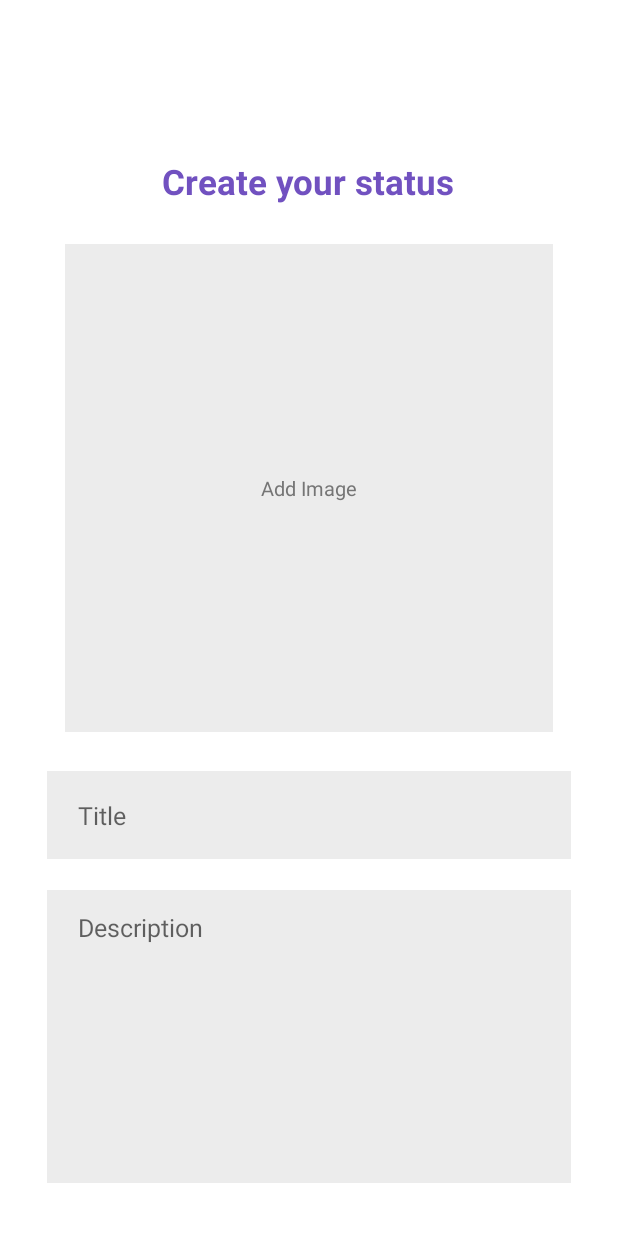
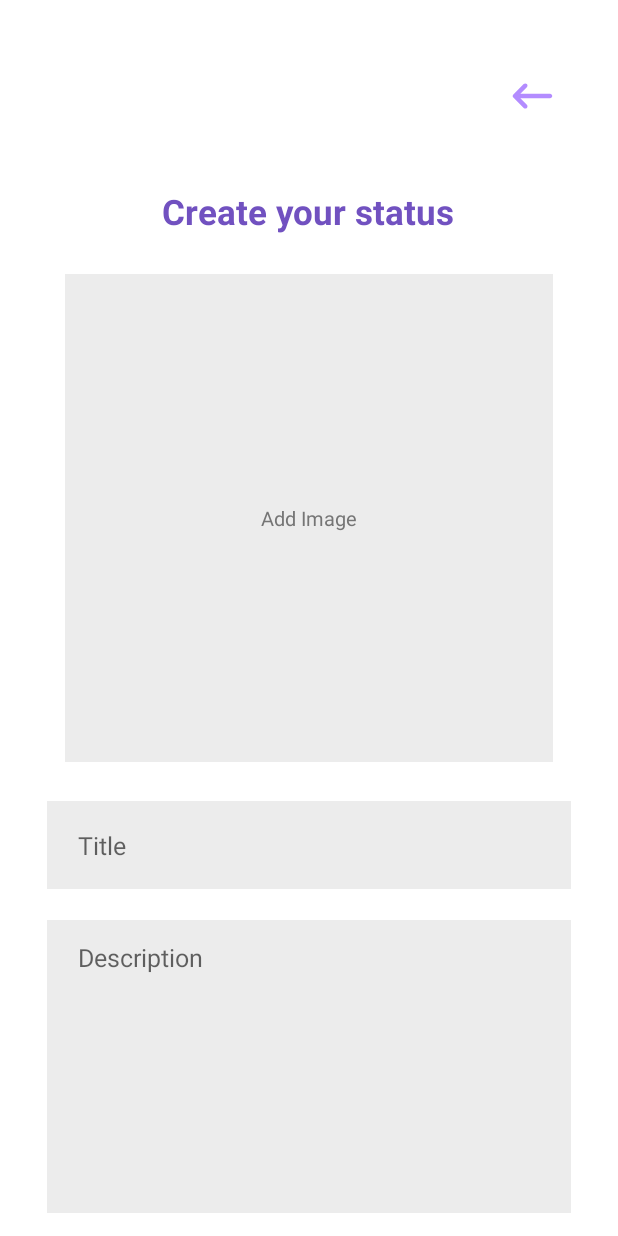
Before and after one commit to BaoPham26111998/Android_Application, an Android app: the MainActivity screen opened directly, with no data from a screen before it, after a tap on "ChattingApp", on a phone screen of 412 x 824 dp. Run offline under Robolectric (Android 15) with nearby library versions, the phone set to English and light mode, and no system bars; our stand-ins replace Firebase (no records; nobody signed in at launch, a user with empty details on screens opened directly), navigation-ui, sdp/ssp sizes; libraries missing offline, so code that uses them is left out: com.mikhaellopez.circularimageview; plain views replace RoundedImageView; pictures from the network do not load; 7 statements that could not run were skipped.

Commit message:
update post a post

```diff
--- a/app/src/main/java/com/example/android_application/adapters/PostAdapter.java
+++ b/app/src/main/java/com/example/android_application/adapters/PostAdapter.java
@@ -1,71 +1,55 @@
 package com.example.android_application.adapters;
 
 import android.view.LayoutInflater;
-import android.view.View;
 import android.view.ViewGroup;
-import android.widget.ImageView;
-import android.widget.TextView;
-
 
 import androidx.annotation.NonNull;
 import androidx.recyclerview.widget.RecyclerView;
 
-import com.example.android_application.R;
+import com.example.android_application.databinding.PostItemBinding;
 import com.example.android_application.models.Post;
-import com.example.android_application.models.Story;
-import com.mikhaellopez.circularimageview.CircularImageView;
+
+import java.util.List;
 
 
-public class PostAdapter extends RecyclerView.Adapter<PostAdapter.ViewHolder> {
-
-    private Post[] listData;
-
-    public PostAdapter(Post[] listData){
-        this.listData = listData;
+public class PostAdapter extends RecyclerView.Adapter<PostAdapter.PostViewHolder> {
+    private final List<Post> postList;
+    public PostAdapter(List<Post> postList) {
+        this.postList = postList;
     }
 
     @NonNull
     @Override
-    public ViewHolder onCreateViewHolder(@NonNull ViewGroup parent, int viewType) {
-
-        LayoutInflater layoutInflater = LayoutInflater.from(parent.getContext());
-        View listItem = layoutInflater.inflate(R.layout.post_item, parent, false);
-        ViewHolder viewHolder = new ViewHolder(listItem);
-        return  viewHolder;
+    public PostViewHolder onCreateViewHolder(@NonNull ViewGroup parent, int viewType) {
+        PostItemBinding postItemBinding = PostItemBinding.inflate(
+                LayoutInflater.from(parent.getContext())
+        );
+        return new PostViewHolder(postItemBinding);
     }
 
     @Override
-    public void onBindViewHolder(@NonNull ViewHolder holder, int position) {
-
-        final Post storyModel = listData[position];
-        holder.name.setText(storyModel.name);
-        holder.imageView.setImageResource(storyModel.image);
-        holder.date.setText(storyModel.date);
-        holder.postImage.setImageResource(storyModel.postImg);
-        holder.description.setText(storyModel.description);
-
+    public void onBindViewHolder(@NonNull PostAdapter.PostViewHolder holder, int position) {
+        holder.SetPostData(postList.get(position));
     }
 
     @Override
     public int getItemCount() {
-        return listData.length;
+        return postList.size();
     }
 
-    public static class ViewHolder extends RecyclerView.ViewHolder{
-
-        TextView name, description, date;
-        ImageView postImage;
-        CircularImageView imageView;
-
-        public ViewHolder(@NonNull View itemView) {
-            super(itemView);
-
-            this.imageView = itemView.findViewById(R.id.profile_image);
-            this.name = itemView.findViewById(R.id.profile_name);
-            this.date = itemView.findViewById(R.id.profile_date);
-            this.description = itemView.findViewById(R.id.post_description);
-            this.postImage = itemView.findViewById(R.id.post_image);
-
+    class PostViewHolder extends RecyclerView.ViewHolder{
+        PostItemBinding binding;
+        PostViewHolder(PostItemBinding postItemBinding){
+            super(postItemBinding.getRoot());
+            binding = postItemBinding;
+        }
+        void SetPostData(Post post){
+            binding.postImage.setImageURI(post.postImg);
+            binding.profileImage.setImageBitmap(post.imageProfile);
+            binding.postTitle.setText(post.title);
+            binding.postDescription.setText(post.description);
+            binding.profileName.setText(post.name);
+            binding.profileDate.setText(post.date);
         }
     }
 }
--- a/app/src/main/java/com/example/android_application/fragments/home.java
+++ b/app/src/main/java/com/example/android_application/fragments/home.java
@@ -1,18 +1,15 @@
 package com.example.android_application.fragments;
 
+import android.graphics.Bitmap;
+import android.graphics.BitmapFactory;
 import android.os.Bundle;
-import android.util.Log;
+import android.util.Base64;
 import android.view.LayoutInflater;
 import android.view.View;
 import android.view.ViewGroup;
-import android.widget.Button;
-import android.widget.LinearLayout;
-import android.widget.TextView;
 
-import androidx.annotation.Nullable;
 import androidx.annotation.NonNull;
 import androidx.fragment.app.Fragment;
-import androidx.lifecycle.Observer;
 import androidx.recyclerview.widget.LinearLayoutManager;
 import androidx.recyclerview.widget.RecyclerView;
 
@@ -21,16 +18,25 @@ import com.example.android_application.adapters.PostAdapter;
 import com.example.android_application.adapters.StoryAdapter;
 import com.example.android_application.models.Post;
 import com.example.android_application.models.Story;
+import com.example.android_application.ultilities.Constants;
+import com.example.android_application.ultilities.PreferenceManager;
+import com.google.firebase.firestore.FirebaseFirestore;
+import com.google.firebase.firestore.QueryDocumentSnapshot;
+import com.google.firebase.storage.FirebaseStorage;
+
+import java.util.ArrayList;
+import java.util.List;
 
 
 public class home extends Fragment{
 
     RecyclerView storyRecycl, postRecycler;
+    PreferenceManager preferenceManager;
 
     public View onCreateView(@NonNull LayoutInflater inflater,
                              ViewGroup container, Bundle savedInstanceState) {
-
         View root = inflater.inflate(R.layout.fragment_home, container, false);
+        preferenceManager = new PreferenceManager(getContext());
 
         storyRecycl = root.findViewById(R.id.story_recycler);
 
@@ -46,7 +52,9 @@ public class home extends Fragment{
                 new Story(R.drawable.hamster, "Testing"),
         };
 
-        LinearLayoutManager layoutManager = new LinearLayoutManager(getActivity(), LinearLayoutManager.HORIZONTAL, false);
+        LinearLayoutManager layoutManager = new LinearLayoutManager(getActivity(),
+                                                    LinearLayoutManager.HORIZONTAL,
+                                                                    false);
         storyRecycl.setLayoutManager(layoutManager);
 
         StoryAdapter storyAdapter = new StoryAdapter(Storys);
@@ -55,22 +63,35 @@ public class home extends Fragment{
 
         //============================ Post area
 
-        postRecycler = root.findViewById(R.id.post_recycler);
-        postRecycler.setLayoutManager(new LinearLayoutManager(getActivity()));
-        postRecycler.setHasFixedSize(true);
 
-        Post[] Posts = new Post[]{
-                new Post("Khaliq", R.drawable.dog,R.drawable.dog,"10-12-2021","A Quick brown fox jumps"),
-                new Post("Izrail", R.drawable.cat,R.drawable.cat,"10-12-2021","a lazy dog"),
-                new Post("KDtechs", R.drawable.hamster,R.drawable.hamster,"10-12-2021","A Quick brown fox jumps"),
-                new Post("Khaliq", R.drawable.dog,R.drawable.dog,"10-12-2021","A Quick brown fox jumps"),
-                new Post("Izrail", R.drawable.cat,R.drawable.cat,"10-12-2021","a lazy dog"),
-                new Post("KDtechs", R.drawable.hamster,R.drawable.hamster,"10-12-2021","A Quick brown fox jumps"),
-        };
+        FirebaseFirestore database = FirebaseFirestore.getInstance();
+        FirebaseStorage storage = FirebaseStorage.getInstance();
 
-        PostAdapter adapter = new PostAdapter(Posts);
-        postRecycler.setAdapter(adapter);
+        database.collection(Constants.COLLECTION_POST)
+                .get()
+                .addOnCompleteListener(task ->{
 
+                    if (task.isSuccessful() && task.getResult() != null){
+                        postRecycler = root.findViewById(R.id.post_recycler);
+                        postRecycler.setLayoutManager(new LinearLayoutManager(getActivity()));
+                        postRecycler.setHasFixedSize(true);
+                        List<Post> posts = new ArrayList<>();
+                        for (QueryDocumentSnapshot queryDocumentSnapshot : task.getResult()) {
+                            byte[] bytes = Base64.decode(queryDocumentSnapshot.getString(Constants.IMAGE), Base64.DEFAULT);
+                            Bitmap bitmap = BitmapFactory.decodeByteArray(bytes, 0, bytes.length);
+                                Post post = new Post();
+                                post.date = queryDocumentSnapshot.getDate(Constants.TIMESTAMP).toString();
+                                post.name = queryDocumentSnapshot.getString(Constants.NAME);
+                                post.imageProfile = bitmap;
+                                post.title = queryDocumentSnapshot.getString(Constants.POST_TITLE);
+                                post.description = queryDocumentSnapshot.getString(Constants.POST_DESCRIPTION);
+                                posts.add(post);
+                            }
+
+                        PostAdapter postAdapter = new PostAdapter(posts);
+                        postRecycler.setAdapter(postAdapter);
+                        }
+                });
 
         return root;
     }
--- a/app/src/main/java/com/example/android_application/ultilities/Constants.java
+++ b/app/src/main/java/com/example/android_application/ultilities/Constants.java
@@ -5,6 +5,7 @@ public class Constants {
 
     // Fire store collection
     public static final String COLLECTION_USERS = "users";
+    public  static final String COLLECTION_POST = "posts";
 
     //User info
     public static final String NAME = "name";
@@ -33,6 +34,7 @@ public class Constants {
     public static final String POST_TITLE= "postTitle";
     public static final String POST_DESCRIPTION = "postDescription";
     public static final String POST_IMAGE = "postImage";
+    public static final String POST_IMAGE_ID = "postImageId";
 
     //Videos Info
     public static final String VIDEO_ID = "id";
--- a/app/src/main/res/drawable/ic_logout.xml
+++ b/app/src/main/res/drawable/ic_logout.xml
@@ -3,8 +3,9 @@
     android:height="24dp"
     android:viewportWidth="24"
     android:viewportHeight="24"
-    android:tint="?attr/colorControlNormal">
+    android:tint="?attr/colorControlNormal"
+    android:autoMirrored="true">
   <path
       android:fillColor="@android:color/white"
-      android:pathData="M22,3L7,3c-0.69,0 -1.23,0.35 -1.59,0.88L0.37,11.45c-0.22,0.34 -0.22,0.77 0,1.11l5.04,7.56c0.36,0.52 0.9,0.88 1.59,0.88h15c1.1,0 2,-0.9 2,-2L24,5c0,-1.1 -0.9,-2 -2,-2zM18.3,16.3c-0.39,0.39 -1.02,0.39 -1.41,0L14,13.41l-2.89,2.89c-0.39,0.39 -1.02,0.39 -1.41,0 -0.39,-0.39 -0.39,-1.02 0,-1.41L12.59,12 9.7,9.11c-0.39,-0.39 -0.39,-1.02 0,-1.41 0.39,-0.39 1.02,-0.39 1.41,0L14,10.59l2.89,-2.89c0.39,-0.39 1.02,-0.39 1.41,0 0.39,0.39 0.39,1.02 0,1.41L15.41,12l2.89,2.89c0.38,0.38 0.38,1.02 0,1.41z"/>
+      android:pathData="M17,7l-1.41,1.41L18.17,11H8v2h10.17l-2.58,2.58L17,17l5,-5zM4,5h8V3H4c-1.1,0 -2,0.9 -2,2v14c0,1.1 0.9,2 2,2h8v-2H4V5z"/>
 </vector>
--- a/app/src/main/res/layout/activity_create_post.xml
+++ b/app/src/main/res/layout/activity_create_post.xml
@@ -18,15 +18,33 @@
         android:gravity="center_horizontal"
         android:orientation="vertical">
 
+        <FrameLayout
+            android:layout_width="match_parent"
+            android:layout_height="wrap_content">
+
             <com.makeramen.roundedimageview.RoundedImageView
                 android:id="@+id/imageProfile"
-            android:layout_width="@dimen/_35sdp"
-            android:layout_height="@dimen/_35sdp"
+                android:layout_width="@dimen/_50sdp"
+                android:layout_height="@dimen/_50sdp"
                 android:layout_marginTop="@dimen/_2sdp"
                 android:background="@drawable/background_icon"
                 app:layout_constraintStart_toStartOf="parent"
                 app:layout_constraintTop_toTopOf="parent"
-            app:riv_corner_radius="@dimen/_8sdp"/>
+                app:riv_corner_radius="@dimen/_8sdp"
+                android:layout_gravity="center"/>
+
+            <androidx.appcompat.widget.AppCompatImageView
+                android:id="@+id/imageReturn"
+                android:layout_width="@dimen/_40sdp"
+                android:layout_height="@dimen/_50sdp"
+                android:layout_gravity="right"
+                android:background="@drawable/background_icon"
+                android:padding="@dimen/_6sdp"
+                android:src="@drawable/ic_back"
+                android:tint="@color/main_color" />
+        </FrameLayout>
+
+
 
     <TextView
         android:layout_width="wrap_content"
@@ -77,26 +95,23 @@
         android:textColor="@color/text1_color"
         android:textSize="@dimen/_13ssp"/>
 
+
         <EditText
             android:id="@+id/inputDescription"
             android:layout_width="match_parent"
             android:layout_height="@dimen/_150sdp"
             android:layout_marginTop="@dimen/_16sdp"
             android:background="@color/input_color"
+            android:gravity="start"
             android:hint="Description"
             android:importantForAutofill="no"
-        android:gravity="start"
-        android:paddingTop="@dimen/_10sdp"
             android:inputType="textMultiLine"
             android:maxLines="100"
             android:paddingStart="@dimen/_16sdp"
+            android:paddingTop="@dimen/_10sdp"
             android:paddingEnd="@dimen/_16sdp"
             android:textColor="@color/text1_color"
-        android:textSize="@dimen/_13ssp"/>
-
-
-
-
+            android:textSize="@dimen/_13ssp" />
 
         <FrameLayout
         android:layout_width="match_parent"
@@ -123,6 +138,26 @@
             android:visibility="invisible"/>
     </FrameLayout>
 
+        <FrameLayout
+            android:layout_width="match_parent"
+            android:layout_height="wrap_content"
+            android:layout_marginTop="@dimen/_16sdp"
+            android:animateLayoutChanges="true">
+
+            <com.google.android.material.button.MaterialButton
+                android:id="@+id/buttonReturn"
+                android:layout_width="wrap_content"
+                android:layout_height="@dimen/_40sdp"
+                android:layout_marginTop="@dimen/_16sdp"
+                android:text="@string/create_post"
+                android:textColor="@color/white"
+                android:textSize="@dimen/_13ssp"
+                android:layout_gravity="center"
+                android:textStyle="bold"
+                app:cornerRadius="@dimen/_8sdp" />
+
+        </FrameLayout>
+
 
     </LinearLayout>
 
--- a/app/src/main/res/layout/activity_main.xml
+++ b/app/src/main/res/layout/activity_main.xml
@@ -109,6 +109,8 @@
             app:layout_constraintTop_toTopOf="parent"
             app:layout_constraintVertical_bias="0.0"
             app:navGraph="@navigation/mobile_navigation" />
+
+
     </FrameLayout>
 
     <com.google.android.material.floatingactionbutton.FloatingActionButton
@@ -128,4 +130,8 @@
 
 
 
+
+
+
+
 </androidx.constraintlayout.widget.ConstraintLayout>
```
Also changed, not shown: app/src/main/java/com/example/android_application/activities/CreatePost.java (+92 -40 lines), app/src/main/java/com/example/android_application/activities/MainActivity.java (+33 -12 lines), app/src/main/java/com/example/android_application/models/Post.java (+8 -53 lines), app/src/main/res/layout/post_item.xml (+15 -5 lines). Lines whose indentation alone changed are shown as unchanged.
